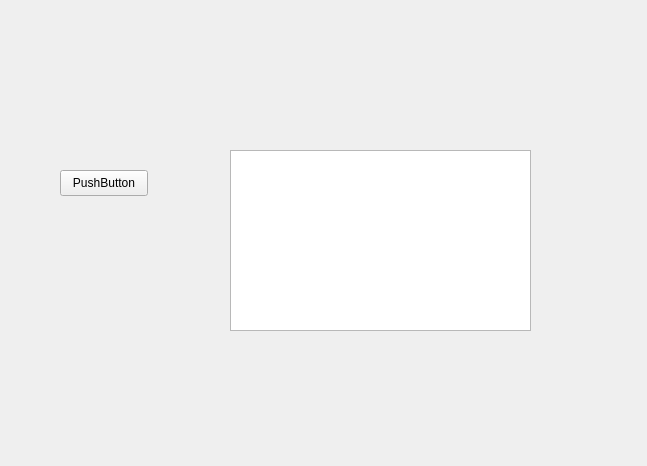
Before: the Qt Designer form QT_Prj/VideoCall/src/adapter/qt_ui.ui in LightCute/VideoCall, drawn with Qt 5.
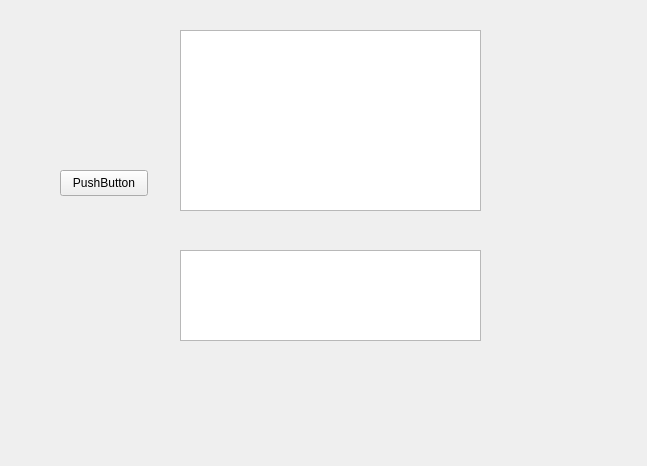
After: the same form once the commit is applied.

Diff of the .ui file:
```diff
--- a/QT_Prj/VideoCall/src/adapter/qt_ui.ui
+++ b/QT_Prj/VideoCall/src/adapter/qt_ui.ui
@@ -16,8 +16,8 @@
   <widget class="QTextEdit" name="text_edit_showMsg">
    <property name="geometry">
     <rect>
-     <x>230</x>
-     <y>150</y>
+     <x>180</x>
+     <y>30</y>
      <width>301</width>
      <height>181</height>
     </rect>
@@ -36,6 +36,16 @@
     <string>PushButton</string>
    </property>
   </widget>
+  <widget class="QTextEdit" name="TxEd_peerId">
+   <property name="geometry">
+    <rect>
+     <x>180</x>
+     <y>250</y>
+     <width>301</width>
+     <height>91</height>
+    </rect>
+   </property>
+  </widget>
  </widget>
  <resources/>
  <connections/>
```
